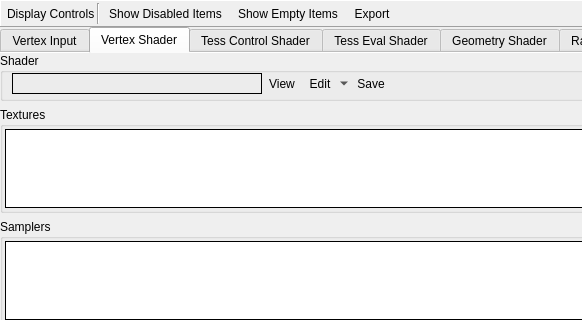
Before: the Qt Designer form qrenderdoc/Windows/PipelineState/GLPipelineStateViewer.ui in baldurk/renderdoc, drawn with Qt 5; both pictures show x 0 to 582 and y 0 to 320 of the 883 by 660 pixel window.
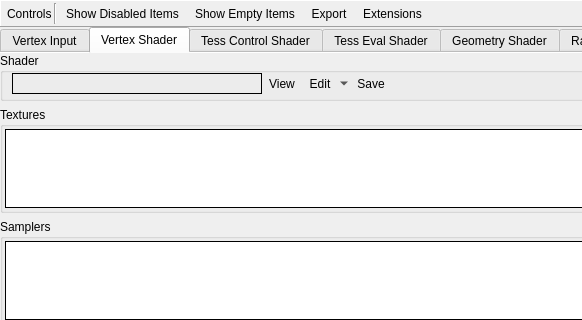
After: the same form once the commit is applied. The open tabs and pages were chosen to show the change. Icons and pictures are not drawn. Custom widgets are drawn as their Qt base class.

Patch:
```diff
--- a/qrenderdoc/Windows/PipelineState/GLPipelineStateViewer.ui
+++ b/qrenderdoc/Windows/PipelineState/GLPipelineStateViewer.ui
@@ -53,7 +53,7 @@
       <item>
        <widget class="QLabel" name="controlsLabel">
         <property name="text">
-         <string>Display Controls</string>
+         <string>Controls</string>
         </property>
         <property name="margin">
          <number>4</number>
@@ -136,6 +136,23 @@
         </property>
        </widget>
       </item>
+      <item>
+       <widget class="QToolButton" name="extensions">
+        <property name="text">
+         <string>Extensions</string>
+        </property>
+        <property name="icon">
+         <iconset resource="../../Resources/resources.qrc">
+          <normaloff>:/plugin.png</normaloff>:/plugin.png</iconset>
+        </property>
+        <property name="toolButtonStyle">
+         <enum>Qt::ToolButtonTextBesideIcon</enum>
+        </property>
+        <property name="autoRaise">
+         <bool>true</bool>
+        </property>
+       </widget>
+      </item>
       <item>
        <spacer name="horizontalSpacer">
         <property name="orientation">
@@ -4730,16 +4747,16 @@
   </layout>
  </widget>
  <customwidgets>
-  <customwidget>
-   <class>RDLabel</class>
-   <extends>QLabel</extends>
-   <header>Widgets/Extended/RDLabel.h</header>
-  </customwidget>
   <customwidget>
    <class>RDTreeWidget</class>
    <extends>QTreeView</extends>
    <header>Widgets/Extended/RDTreeWidget.h</header>
   </customwidget>
+  <customwidget>
+   <class>RDLabel</class>
+   <extends>QLabel</extends>
+   <header>Widgets/Extended/RDLabel.h</header>
+  </customwidget>
   <customwidget>
    <class>PipelineFlowChart</class>
    <extends>QFrame</extends>
```
Left out of the diff: 28 changed lines with no effect on the pictures.
